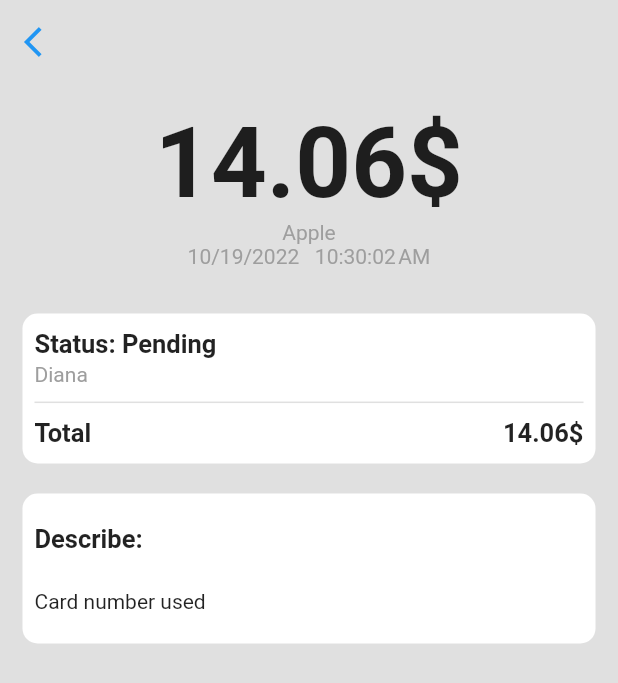
After one commit to Richaa2/test__task, a Flutter app: the screen it shows after launch, after a tap on "Apple", on a phone screen of 412 x 824 dp. The commit adds this screen. Shown: the top 683 px of the screen. Run offline on Flutter 3.47's test engine with Material 2 defaults, Android fonts, the phone set to English and light mode, and no system bars; our stand-ins replace bloc, flutter_bloc.

Commit message:
transaction detail screen

```diff
--- a/flutter_application_1/lib/main.dart
+++ b/flutter_application_1/lib/main.dart
@@ -1,5 +1,6 @@
 import 'package:flutter/material.dart';
 import 'package:flutter_application_1/bloc/cubit/point_cubit.dart';
+import 'package:flutter_application_1/transaction_detail.dart';
 import 'package:flutter_application_1/transaction_screen/transactions_list_screen.dart';
 import 'package:flutter_bloc/flutter_bloc.dart';
 
@@ -25,7 +26,7 @@ class MyApp extends StatelessWidget {
         ),
       ],
       child: MaterialApp(
-        theme: ThemeData(scaffoldBackgroundColor: Colors.grey.shade200),
+        theme: ThemeData(scaffoldBackgroundColor: Colors.grey.shade300),
         home: TransactionsListScreen(),
       ),
     );
--- /dev/null
+++ b/flutter_application_1/lib/transaction_detail.dart
@@ -0,0 +1,118 @@
+import 'package:flutter/material.dart';
+import 'package:flutter/src/widgets/container.dart';
+import 'package:flutter/src/widgets/framework.dart';
+import 'package:flutter_application_1/components/containers.dart';
+import 'package:flutter_application_1/models/transaction.dart';
+import 'package:intl/intl.dart';
+
+import 'consts.dart';
+
+class TransactionDetail extends StatelessWidget {
+  final Transaction transaction;
+
+  TransactionDetail({super.key, required this.transaction});
+
+  @override
+  Widget build(BuildContext context) {
+    var time = DateFormat.yMd().format(transaction.dateTime) +
+        '   ' +
+        DateFormat.jms().format(transaction.dateTime);
+    var screenSize = MediaQuery.of(context).size;
+    return Scaffold(
+      appBar: AppBar(
+        backgroundColor: Colors.grey.shade300,
+        elevation: 0,
+        leading: IconButton(
+          onPressed: () => Navigator.pop(context),
+          icon: Icon(
+            Icons.arrow_back_ios,
+            color: Colors.blue,
+          ),
+        ),
+      ),
+      body: Padding(
+        padding: const EdgeInsets.all(15.0),
+        child: Center(
+          child: Column(children: [
+            Text(
+              '${transaction.sum}\$',
+              style: TextStyle(fontWeight: FontWeight.bold, fontSize: 65),
+            ),
+            Text(
+              transaction.name != null ? '${transaction.name}' : '',
+              style: TextStyle(color: Colors.grey),
+            ),
+            Text(
+              '$time',
+              style: TextStyle(color: Colors.grey),
+            ),
+            SizedBox(
+              height: 30,
+            ),
+            Container(
+              child: Padding(
+                padding: const EdgeInsets.all(8.0),
+                child: Column(
+                    mainAxisAlignment: MainAxisAlignment.spaceEvenly,
+                    crossAxisAlignment: CrossAxisAlignment.start,
+                    children: [
+                      Text(
+                          transaction.pending == false
+                              ? 'Status: Approved'
+                              : 'Status: Pending',
+                          style: TextStyle(
+                              fontWeight: FontWeight.bold, fontSize: 17)),
+                      Text(
+                        transaction.nameOfUser != null
+                            ? '${transaction.nameOfUser}'
+                            : 'Payment',
+                        style: TextStyle(color: Colors.grey),
+                      ),
+                      Divider(
+                        thickness: 1,
+                      ),
+                      Row(
+                        mainAxisAlignment: MainAxisAlignment.spaceBetween,
+                        children: [
+                          Text('Total',
+                              style: TextStyle(
+                                  fontWeight: FontWeight.bold, fontSize: 17)),
+                          Text('${transaction.sum}\$',
+                              style: TextStyle(
+                                  fontWeight: FontWeight.bold, fontSize: 17))
+                        ],
+                      ),
+                    ]),
+              ),
+              decoration: BoxDecoration(
+                  color: white, borderRadius: BorderRadius.circular(10)),
+              width: screenSize.width,
+              height: 100,
+            ),
+            SizedBox(
+              height: 20,
+            ),
+            Container(
+              child: Padding(
+                padding: const EdgeInsets.all(8.0),
+                child: Column(
+                    mainAxisAlignment: MainAxisAlignment.spaceAround,
+                    crossAxisAlignment: CrossAxisAlignment.start,
+                    children: [
+                      Text('Describe:',
+                          style: TextStyle(
+                              fontWeight: FontWeight.bold, fontSize: 17)),
+                      Text('${transaction.describe}')
+                    ]),
+              ),
+              decoration: BoxDecoration(
+                  color: white, borderRadius: BorderRadius.circular(10)),
+              width: screenSize.width,
+              height: 100,
+            )
+          ]),
+        ),
+      ),
+    );
+  }
+}
--- a/flutter_application_1/lib/transaction_screen/list_tile.dart
+++ b/flutter_application_1/lib/transaction_screen/list_tile.dart
@@ -1,5 +1,6 @@
 import 'package:flutter/material.dart';
 import 'package:flutter_application_1/models/transaction.dart';
+import 'package:flutter_application_1/transaction_detail.dart';
 
 import '../consts.dart';
 
@@ -19,7 +20,14 @@ class ListTileWidget extends StatelessWidget {
 
   @override
   Widget build(BuildContext context) {
-    return ListTile(
+    return InkWell(
+      onTap: () => Navigator.push(
+          context,
+          MaterialPageRoute(
+              builder: ((context) => TransactionDetail(
+                    transaction: transaction,
+                  )))),
+      child: ListTile(
         isThreeLine: true,
         title: Row(
           mainAxisAlignment: MainAxisAlignment.spaceBetween,
@@ -56,6 +64,7 @@ class ListTileWidget extends StatelessWidget {
             color: white,
           ),
         ),
+      ),
     );
   }
 }
--- a/flutter_application_1/lib/transaction_screen/list_view_widget.dart
+++ b/flutter_application_1/lib/transaction_screen/list_view_widget.dart
@@ -53,7 +53,7 @@ class ListViewWidget extends StatelessWidget {
         }
 
         thisWeek == true && isYesterday == false
-            ? time = DateFormat('EEEE').format(transaction.dateTime)
+            ? time = DateFormat.EEEE().format(transaction.dateTime)
             : thisWeek == false
                 ? time = DateFormat.yMd().format(transaction.dateTime)
                 : thisWeek == true && isYesterday == true && isToday == false
```
Lines whose indentation alone changed are shown as unchanged.
